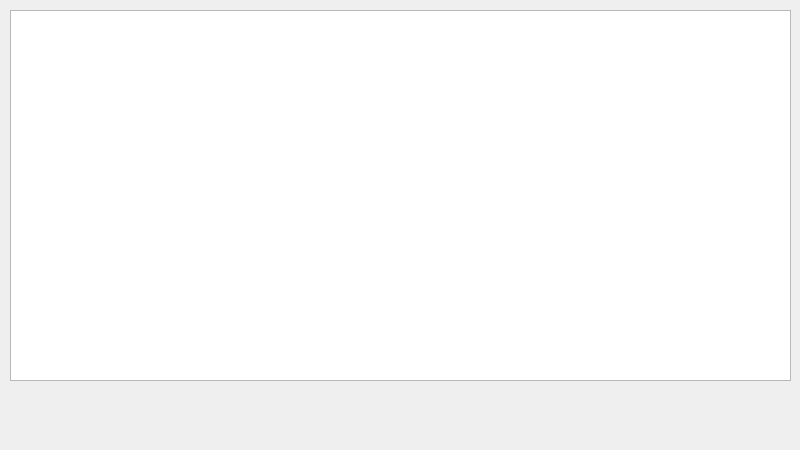
Qt form LDMP/DlgJobs.ui (ConservationInternational/trends.earth) before a commit.
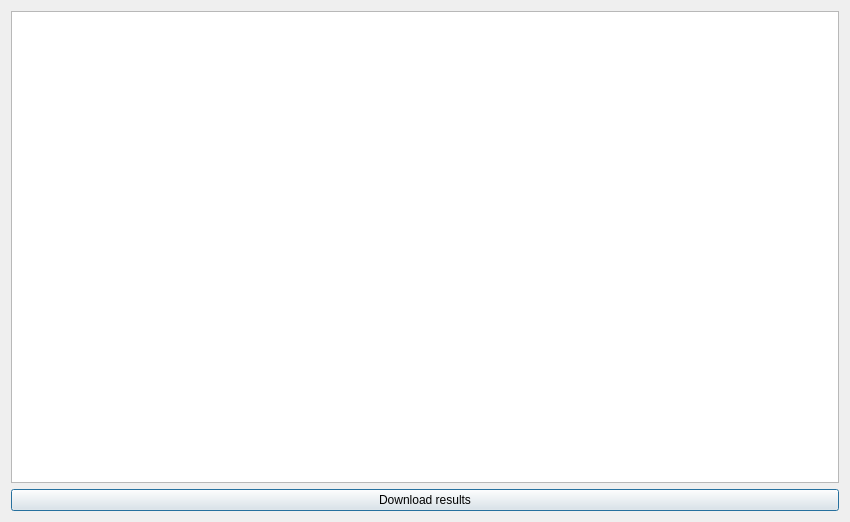
The same form after that commit.

Commit message: Add job status window.

The edit to the form file:
```diff
--- a/LDMP/DlgJobs.ui
+++ b/LDMP/DlgJobs.ui
@@ -6,23 +6,51 @@
    <rect>
     <x>0</x>
     <y>0</y>
-    <width>800</width>
-    <height>450</height>
+    <width>850</width>
+    <height>522</height>
    </rect>
   </property>
   <property name="windowTitle">
    <string>Land Degradation Timeseries</string>
   </property>
-  <widget class="QTableView" name="tableView">
-   <property name="geometry">
-    <rect>
-     <x>10</x>
-     <y>10</y>
-     <width>781</width>
-     <height>371</height>
-    </rect>
-   </property>
-  </widget>
+  <layout class="QVBoxLayout" name="verticalLayout_2">
+   <item>
+    <layout class="QVBoxLayout" name="verticalLayout">
+     <item>
+      <widget class="QTableView" name="jobs_view">
+       <property name="selectionBehavior">
+        <enum>QAbstractItemView::SelectRows</enum>
+       </property>
+       <property name="sortingEnabled">
+        <bool>true</bool>
+       </property>
+       <attribute name="horizontalHeaderVisible">
+        <bool>true</bool>
+       </attribute>
+       <attribute name="horizontalHeaderCascadingSectionResizes">
+        <bool>true</bool>
+       </attribute>
+       <attribute name="horizontalHeaderStretchLastSection">
+        <bool>true</bool>
+       </attribute>
+       <attribute name="verticalHeaderVisible">
+        <bool>false</bool>
+       </attribute>
+       <attribute name="verticalHeaderShowSortIndicator" stdset="0">
+        <bool>true</bool>
+       </attribute>
+      </widget>
+     </item>
+     <item>
+      <widget class="QPushButton" name="download_results">
+       <property name="text">
+        <string>Download results</string>
+       </property>
+      </widget>
+     </item>
+    </layout>
+   </item>
+  </layout>
  </widget>
  <resources/>
  <connections/>
```
Left out of the diff: 2 changed lines with no effect on the pictures. The commit also changes 3 other files.
